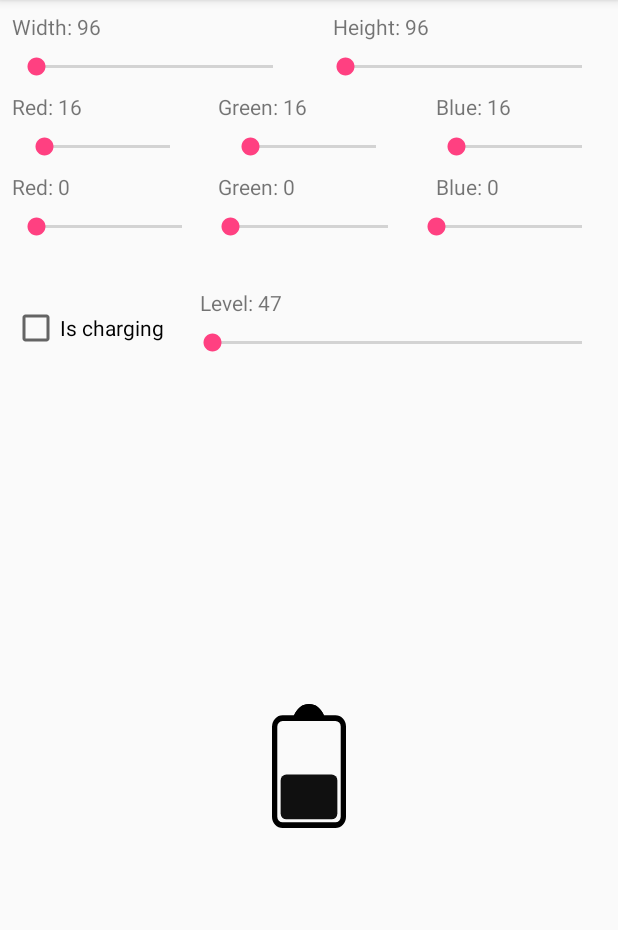
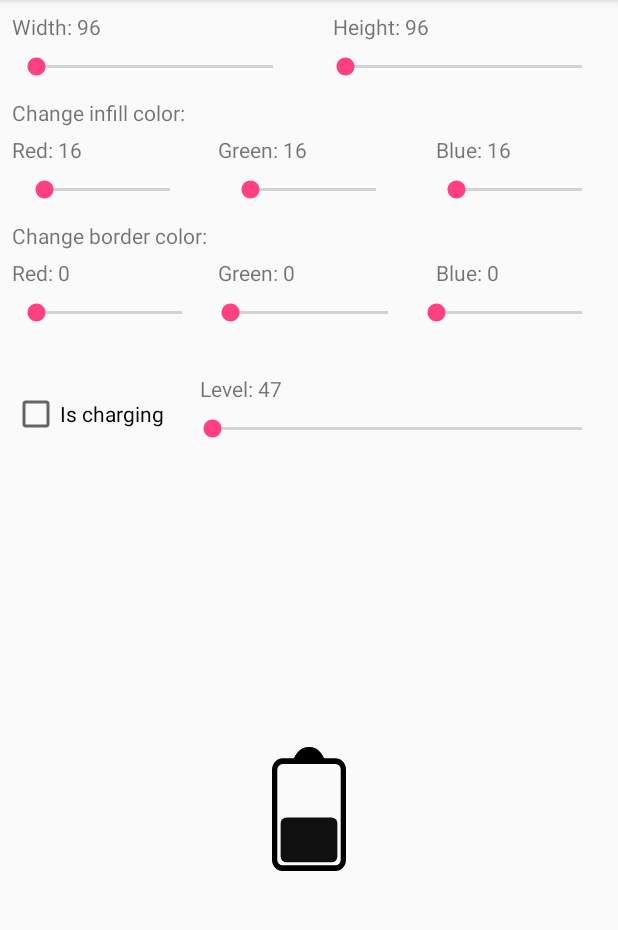
Before and after one commit to iamthevoid/battery-view-android, an Android app: the screen it shows after launch (MainActivity), on a phone screen of 412 x 824 dp, the part 84-1014 px from its top. Run offline under Robolectric (Android 15) with nearby library versions, the phone set to English and light mode, and no system bars; libraries missing offline, so code that uses them is left out: iam.thevoid.ae; 1 statement that could not run was skipped.

Commit message:
fixed (hopefully) all camelCases, added headers for the color sliders, updated media

```diff
--- a/app/src/main/java/iam/thevoid/batteryviewexample/MainActivity.kt
+++ b/app/src/main/java/iam/thevoid/batteryviewexample/MainActivity.kt
@@ -19,17 +19,17 @@ class MainActivity : AppCompatActivity() {
         const val INITIAL_RED = 16
         const val INITIAL_BLUE = 16
         const val INITIAL_GREEN = 16
-        const val INITIAL_RED2 = 0
-        const val INITIAL_BLUE2 = 0
-        const val INITIAL_GREEN2 = 0
+        const val BORDER_INITIAL_RED = 0
+        const val BORDER_INITIAL_BLUE = 0
+        const val BORDER_INITIAL_GREEN = 0
     }
 
     private var currentRed: Int = INITIAL_RED
     private var currentGreen: Int = INITIAL_GREEN
     private var currentBlue: Int = INITIAL_BLUE
-    private var currentRed2: Int = INITIAL_RED2
-    private var currentGreen2: Int = INITIAL_GREEN2
-    private var currentBlue2: Int = INITIAL_BLUE2
+    private var borderCurrentRed: Int = BORDER_INITIAL_RED
+    private var borderCurrentGreen: Int = BORDER_INITIAL_GREEN
+    private var borderCurrentBlue: Int = BORDER_INITIAL_BLUE
 
     private lateinit var batteryView: BatteryView
     private lateinit var widthSeek: SeekBar
@@ -42,12 +42,12 @@ class MainActivity : AppCompatActivity() {
     private lateinit var greenLabel: TextView
     private lateinit var blueSeek: SeekBar
     private lateinit var blueLabel: TextView
-    private lateinit var redSeek2: SeekBar
-    private lateinit var redLabel2: TextView
-    private lateinit var greenSeek2: SeekBar
-    private lateinit var greenLabel2: TextView
-    private lateinit var blueSeek2: SeekBar
-    private lateinit var blueLabel2: TextView
+    private lateinit var borderRedSeek: SeekBar
+    private lateinit var borderRedLabel: TextView
+    private lateinit var borderGreenSeek: SeekBar
+    private lateinit var borderGreenLabel: TextView
+    private lateinit var borderBlueSeek: SeekBar
+    private lateinit var borderBlueLabel: TextView
     private lateinit var chargeSeek: SeekBar
     private lateinit var chargeLabel: TextView
     private lateinit var chargedCb: CheckBox
@@ -66,12 +66,12 @@ class MainActivity : AppCompatActivity() {
         greenLabel = findViewById(R.id.green_label)
         blueSeek = findViewById(R.id.blue_seek)
         blueLabel = findViewById(R.id.blue_label)
-        redSeek2 = findViewById(R.id.red_seek2)
-        redLabel2 = findViewById(R.id.red_label2)
-        greenSeek2 = findViewById(R.id.green_seek2)
-        greenLabel2 = findViewById(R.id.green_label2)
-        blueSeek2 = findViewById(R.id.blue_seek2)
-        blueLabel2 = findViewById(R.id.blue_label2)
+        borderRedSeek = findViewById(R.id.border_red_seek)
+        borderRedLabel = findViewById(R.id.border_red_label)
+        borderGreenSeek = findViewById(R.id.border_green_seek)
+        borderGreenLabel = findViewById(R.id.border_green_label)
+        borderBlueSeek = findViewById(R.id.border_blue_seek)
+        borderBlueLabel = findViewById(R.id.border_blue_label)
         chargeSeek = findViewById(R.id.charge_seek)
         chargeLabel = findViewById(R.id.charge_label)
         chargedCb = findViewById(R.id.is_charging)
@@ -81,7 +81,7 @@ class MainActivity : AppCompatActivity() {
     @SuppressLint("SetTextI18n")
     private fun initViews() {
         batteryView.apply {
-            infillcolor = calculateColor()
+            infillColor = calculateColor()
             batteryLevel = INITIAL_CHARGE
             updateLayoutParams {
                 width = INITIAL_WIDTH
@@ -94,7 +94,7 @@ class MainActivity : AppCompatActivity() {
             configureColor(currentRed)
             seekListener {
                 currentRed = it
-                infillcolor = calculateColor()
+                infillColor = calculateColor()
                 redLabel.text = "Red: $currentRed"
             }
         }
@@ -104,7 +104,7 @@ class MainActivity : AppCompatActivity() {
             configureColor(currentGreen)
             seekListener {
                 currentGreen = it
-                infillcolor = calculateColor()
+                infillColor = calculateColor()
                 greenLabel.text = "Green: $currentGreen"
             }
         }
@@ -114,38 +114,38 @@ class MainActivity : AppCompatActivity() {
             configureColor(currentBlue)
             seekListener {
                 currentBlue = it
-                infillcolor = calculateColor()
+                infillColor = calculateColor()
                 blueLabel.text = "Blue: $currentBlue"
             }
         }
 
-        redLabel2.text = "Red: $currentRed2"
-        redSeek2.apply {
-            configureColor(currentRed2)
+        borderRedLabel.text = "Red: $borderCurrentRed"
+        borderRedSeek.apply {
+            configureColor(borderCurrentRed)
             seekListener {
-                currentRed2 = it
-                bordercolor = calculateColor2()
-                redLabel2.text = "Red: $currentRed2"
+                borderCurrentRed = it
+                borderColor = calculateBorderColor()
+                borderRedLabel.text = "Red: $borderCurrentRed"
             }
         }
 
-        greenLabel2.text = "Green: $currentGreen2"
-        greenSeek2.apply {
-            configureColor(currentGreen2)
+        borderGreenLabel.text = "Green: $borderCurrentGreen"
+        borderGreenSeek.apply {
+            configureColor(borderCurrentGreen)
             seekListener {
-                currentGreen2 = it
-                bordercolor = calculateColor2()
-                greenLabel2.text = "Green: $currentGreen2"
+                borderCurrentGreen = it
+                borderColor = calculateBorderColor()
+                borderGreenLabel.text = "Green: $borderCurrentGreen"
             }
         }
 
-        blueLabel2.text = "Blue: $currentBlue2"
-        blueSeek2.apply {
-            configureColor(currentBlue2)
+        borderBlueLabel.text = "Blue: $borderCurrentBlue"
+        borderBlueSeek.apply {
+            configureColor(borderCurrentBlue)
             seekListener {
-                currentBlue2 = it
-                bordercolor = calculateColor2()
-                blueLabel2.text = "Blue: $currentBlue2"
+                borderCurrentBlue = it
+                borderColor = calculateBorderColor()
+                borderBlueLabel.text = "Blue: $borderCurrentBlue"
             }
         }
 
@@ -194,8 +194,8 @@ class MainActivity : AppCompatActivity() {
         return (currentRed * 0x10000 + currentGreen * 0x100 + currentBlue + 0xFF000000).toInt()
     }
 
-    private fun calculateColor2() : Int {
-        return (currentRed2 * 0x10000 + currentGreen2 * 0x100 + currentBlue2 + 0xFF000000).toInt()
+    private fun calculateBorderColor() : Int {
+        return (borderCurrentRed * 0x10000 + borderCurrentGreen * 0x100 + borderCurrentBlue + 0xFF000000).toInt()
     }
 
     private fun SeekBar.configureColor(current: Int) =
--- a/app/src/main/res/layout/activity_main.xml
+++ b/app/src/main/res/layout/activity_main.xml
@@ -51,15 +51,23 @@
         app:layout_constraintEnd_toEndOf="parent"
         app:layout_constraintStart_toEndOf="@id/width_seek" />
 
+    <TextView
+        android:id="@+id/infill_label"
+        android:layout_width="wrap_content"
+        android:layout_height="wrap_content"
+        android:layout_marginTop="12dp"
+        android:text="Change infill color:"
+        app:layout_constraintStart_toStartOf="@id/red_seek"
+        app:layout_constraintTop_toBottomOf="@id/height_seek" />
 
     <TextView
         android:id="@+id/red_label"
         android:layout_width="wrap_content"
         android:layout_height="wrap_content"
-        android:layout_marginTop="8dp"
+        android:layout_marginTop="5dp"
         android:text="Red"
         app:layout_constraintStart_toStartOf="@id/red_seek"
-        app:layout_constraintTop_toBottomOf="@id/height_seek" />
+        app:layout_constraintTop_toBottomOf="@id/infill_label" />
 
     <SeekBar
         android:id="@+id/red_seek"
@@ -119,16 +127,25 @@
         app:layout_constraintStart_toEndOf="@id/green_seek" />
 
     <TextView
-        android:id="@+id/red_label2"
+        android:id="@+id/border_label"
         android:layout_width="wrap_content"
         android:layout_height="wrap_content"
-        android:layout_marginTop="8dp"
-        android:text="Red"
-        app:layout_constraintStart_toStartOf="@id/red_seek2"
+        android:layout_marginTop="12dp"
+        android:text="Change border color:"
+        app:layout_constraintStart_toStartOf="@id/red_seek"
         app:layout_constraintTop_toBottomOf="@id/red_seek" />
 
+    <TextView
+        android:id="@+id/border_red_label"
+        android:layout_width="wrap_content"
+        android:layout_height="wrap_content"
+        android:layout_marginTop="5dp"
+        android:text="Red"
+        app:layout_constraintStart_toStartOf="@id/border_red_seek"
+        app:layout_constraintTop_toBottomOf="@id/border_label" />
+
     <SeekBar
-        android:id="@+id/red_seek2"
+        android:id="@+id/border_red_seek"
         android:layout_width="0dp"
         android:layout_height="wrap_content"
         android:layout_marginStart="8dp"
@@ -137,50 +154,50 @@
 
         app:layout_constraintEnd_toStartOf="@id/green_seek"
         app:layout_constraintStart_toStartOf="parent"
-        app:layout_constraintTop_toBottomOf="@id/red_label2" />
+        app:layout_constraintTop_toBottomOf="@id/border_red_label" />
 
 
     <TextView
-        android:id="@+id/green_label2"
+        android:id="@+id/border_green_label"
         android:layout_width="wrap_content"
         android:layout_height="wrap_content"
         android:layout_marginTop="8dp"
         android:text="Green"
         app:layout_constraintStart_toStartOf="@id/green_seek"
-        app:layout_constraintBottom_toBottomOf="@id/red_label2" />
+        app:layout_constraintBottom_toBottomOf="@id/border_red_label" />
 
     <SeekBar
-        android:id="@+id/green_seek2"
+        android:id="@+id/border_green_seek"
         android:layout_width="0dp"
         android:layout_height="wrap_content"
         android:layout_marginStart="8dp"
         android:layout_marginTop="8dp"
         android:layout_marginEnd="8dp"
 
-        app:layout_constraintBottom_toBottomOf="@id/red_seek2"
+        app:layout_constraintBottom_toBottomOf="@id/border_red_seek"
         app:layout_constraintEnd_toStartOf="@id/blue_seek"
         app:layout_constraintStart_toEndOf="@id/red_seek" />
 
 
     <TextView
-        android:id="@+id/blue_label2"
+        android:id="@+id/border_blue_label"
         android:layout_width="wrap_content"
         android:layout_height="wrap_content"
         android:layout_marginLeft="8dp"
         android:layout_marginTop="8dp"
         android:text="Blue"
         app:layout_constraintStart_toStartOf="@id/blue_seek"
-        app:layout_constraintBottom_toBottomOf="@id/green_label2" />
+        app:layout_constraintBottom_toBottomOf="@id/border_green_label" />
 
     <SeekBar
-        android:id="@+id/blue_seek2"
+        android:id="@+id/border_blue_seek"
         android:layout_width="0dp"
         android:layout_height="wrap_content"
         android:layout_marginStart="8dp"
         android:layout_marginTop="8dp"
         android:layout_marginEnd="8dp"
 
-        app:layout_constraintBottom_toBottomOf="@id/green_seek2"
+        app:layout_constraintBottom_toBottomOf="@id/border_green_seek"
         app:layout_constraintEnd_toEndOf="parent"
         app:layout_constraintStart_toEndOf="@id/green_seek" />
 
@@ -205,7 +222,7 @@
         android:layout_marginTop="32dp"
         android:text="Level"
 
-        app:layout_constraintTop_toBottomOf="@id/green_seek2"
+        app:layout_constraintTop_toBottomOf="@id/border_green_seek"
         app:layout_constraintStart_toStartOf="@id/charge_seek"
         />
 
@@ -237,8 +254,8 @@
             android:layout_height="64dp"
             android:layout_gravity="center"
             android:layout_margin="32dp"
-            app:bv_bordercolor="@android:color/black"
-            app:bv_infillcolor="@android:color/holo_red_dark"
+            app:bv_borderColor="@android:color/black"
+            app:bv_infillColor="@android:color/holo_red_dark"
             app:bv_percent="12" />
     </FrameLayout>
 </androidx.constraintlayout.widget.ConstraintLayout>
--- a/batteryview/src/main/java/iam/thevoid/batteryview/BatteryView.kt
+++ b/batteryview/src/main/java/iam/thevoid/batteryview/BatteryView.kt
@@ -51,7 +51,7 @@ class BatteryView @JvmOverloads constructor(
         set(value) {
             field = value
             setImageResource(if (isCharging) R.drawable.ic_charging else R.drawable.ic_battery)
-            if (isCharging) setColorFilter(infillcolor) else setColorFilter(bordercolor)
+            if (isCharging) setColorFilter(infillColor) else setColorFilter(borderColor)
             invalidate()
         }
 
@@ -59,7 +59,7 @@ class BatteryView @JvmOverloads constructor(
      * View infill color.
      */
     @ColorInt
-    var infillcolor = Color.WHITE
+    var infillColor = Color.WHITE
         set(newColor) {
             if (isCharging) setColorFilter(newColor)
             field = newColor
@@ -74,7 +74,7 @@ class BatteryView @JvmOverloads constructor(
      * View border color
      */
     @ColorInt
-    var bordercolor = Color.BLACK
+    var borderColor = Color.BLACK
         set(newBorderColor) {
             field = newBorderColor
             if (!isCharging) setColorFilter(newBorderColor)
@@ -106,8 +106,8 @@ class BatteryView @JvmOverloads constructor(
         )
         try {
             isCharging = a.getBoolean(R.styleable.BatteryView_bv_charging, false)
-            bordercolor = a.getColor(R.styleable.BatteryView_bv_bordercolor, Color.BLACK)
-            infillcolor = a.getColor(R.styleable.BatteryView_bv_infillcolor, Color.WHITE)
+            borderColor = a.getColor(R.styleable.BatteryView_bv_borderColor, Color.BLACK)
+            infillColor = a.getColor(R.styleable.BatteryView_bv_infillColor, Color.WHITE)
             batteryLevel = a.getInteger(R.styleable.BatteryView_bv_percent, 0)
             internalSpacing =
                 a.getFloat(R.styleable.BatteryView_bv_internalSpacing, DEFAULT_INTERNAL_SPACING)
@@ -130,11 +130,11 @@ class BatteryView @JvmOverloads constructor(
     }
 
     fun setInfillColorRes(@ColorRes colorRes: Int) {
-        infillcolor = ContextCompat.getColor(context, colorRes)
+        infillColor = ContextCompat.getColor(context, colorRes)
     }
 
     fun setBorderColorRes(@ColorRes colorRes: Int) {
-        bordercolor = ContextCompat.getColor(context, colorRes)
+        borderColor = ContextCompat.getColor(context, colorRes)
     }
 
 
--- a/batteryview/src/main/res/values/styles.xml
+++ b/batteryview/src/main/res/values/styles.xml
@@ -1,8 +1,8 @@
 <?xml version="1.0" encoding="utf-8"?>
 <resources>
     <declare-styleable name="BatteryView">
-        <attr name="bv_bordercolor" format="color"/>
-        <attr name="bv_infillcolor" format="color"/>
+        <attr name="bv_borderColor" format="color"/>
+        <attr name="bv_infillColor" format="color"/>
         <attr name="bv_percent" format="integer"/>
         <attr name="bv_charging" format="boolean"/>
         <attr name="bv_internalSpacing" format="float"/>
```
Also changed, not shown: 5 other files.
